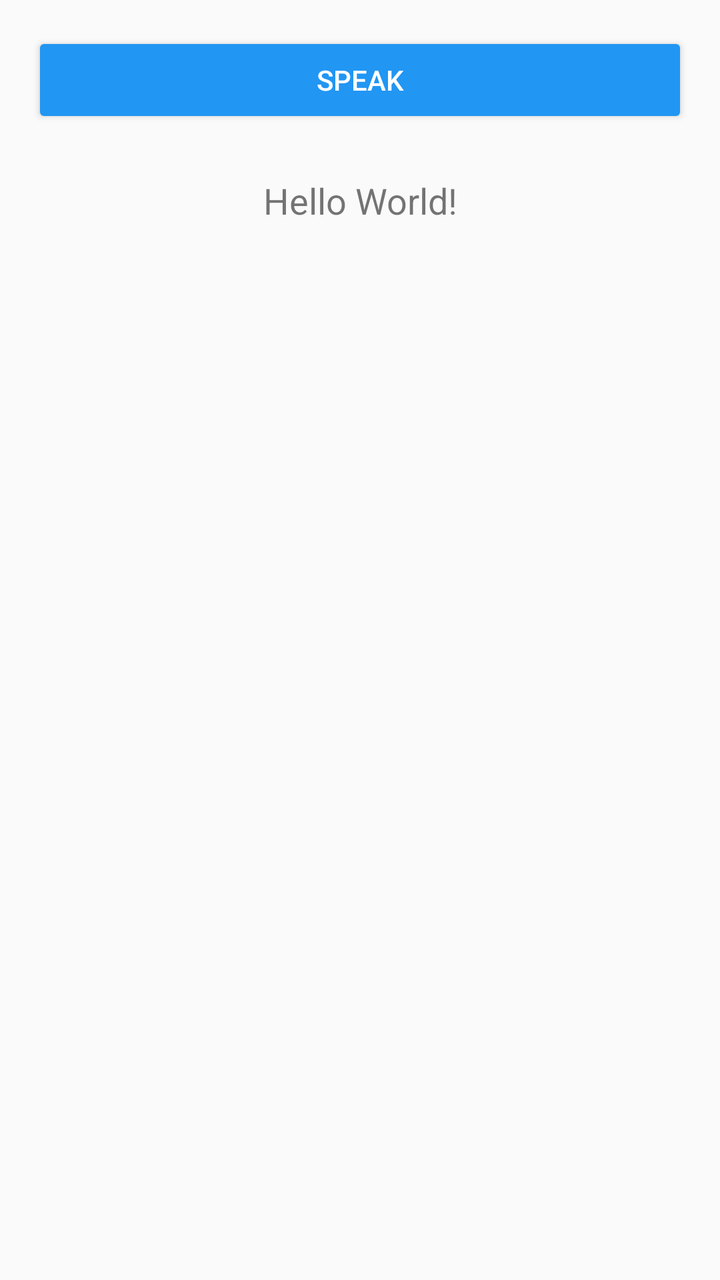
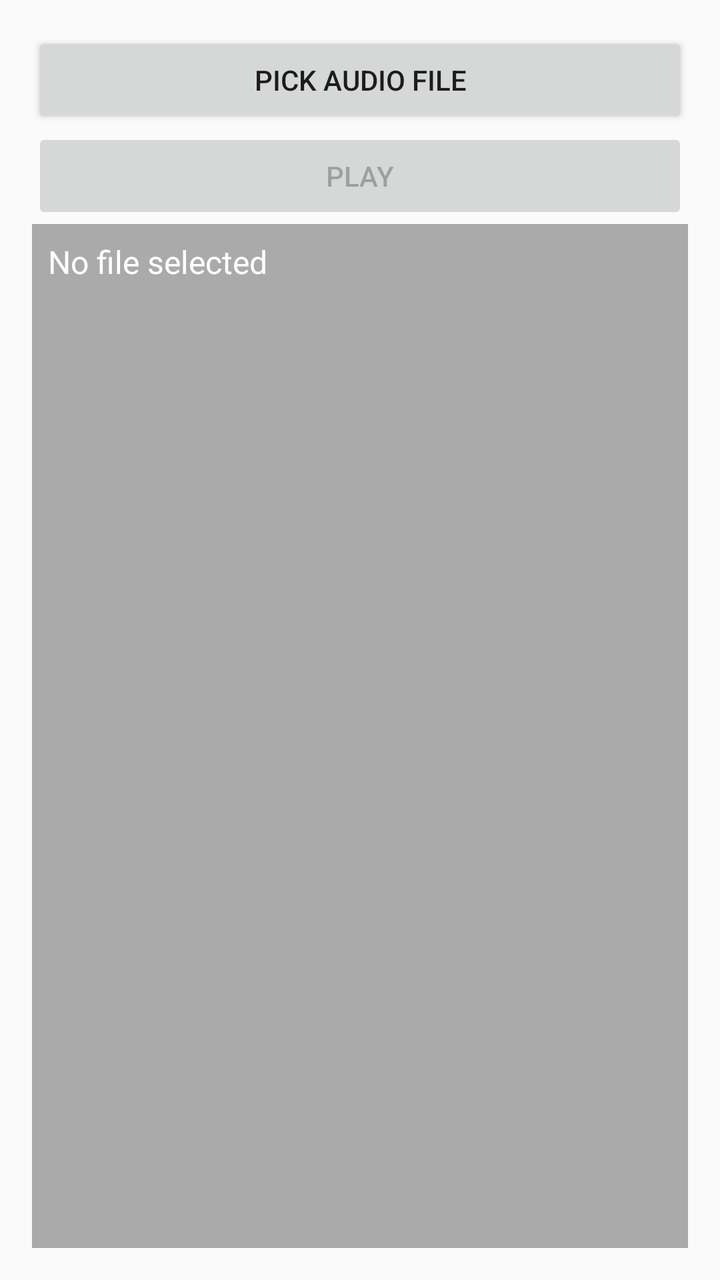

The first picture is an Android layout as it rendered before a commit; the second is the same layout after the commit. The layout source and the unified diff follow.
<!-- AndroidManifest.xml: application theme Theme.AppCompat.Light.NoActionBar -->
<!-- res/layout/activity_main.xml -->
<?xml version="1.0" encoding="utf-8"?>
<LinearLayout xmlns:android="http://schemas.android.com/apk/res/android"
    xmlns:app="http://schemas.android.com/apk/res-auto"
    xmlns:tools="http://schemas.android.com/tools"
    android:id="@+id/main_layout"
    android:layout_width="match_parent"
    android:layout_height="match_parent"
    android:orientation="vertical"
    android:padding="16dp"
    tools:context=".MainActivity">

    <Button
        android:id="@+id/speakButton"
        android:layout_width="match_parent"
        android:layout_height="wrap_content"
        android:text="Speak"
        android:backgroundTint="#2196F3"
        android:textColor="@android:color/white"
        android:layout_marginBottom="24dp"/>

    <TextView
        android:id="@+id/textView"
        android:layout_width="match_parent"
        android:layout_height="wrap_content"
        android:text="Hello World!"
        android:textSize="18sp"
        android:gravity="center"/>

</LinearLayout>
<!-- resources referenced by this layout -->
<resources>

</resources>

<!-- the commit's change to res/layout/activity_main.xml (unified diff, before → after) -->
@@ -1,8 +1,7 @@
 <?xml version="1.0" encoding="utf-8"?>
 <LinearLayout xmlns:android="http://schemas.android.com/apk/res/android"
-    xmlns:app="http://schemas.android.com/apk/res-auto"
     xmlns:tools="http://schemas.android.com/tools"
-    android:id="@+id/main_layout"
+    android:id="@+id/rootLayout"
     android:layout_width="match_parent"
     android:layout_height="match_parent"
     android:orientation="vertical"
@@ -10,20 +9,27 @@
     tools:context=".MainActivity">
 
     <Button
-        android:id="@+id/speakButton"
+        android:id="@+id/buttonPickAudio"
         android:layout_width="match_parent"
         android:layout_height="wrap_content"
-        android:text="Speak"
-        android:backgroundTint="#2196F3"
-        android:textColor="@android:color/white"
-        android:layout_marginBottom="24dp"/>
+        android:text="Pick Audio File" />
+
+    <Button
+        android:id="@+id/buttonPlay"
+        android:layout_width="match_parent"
+        android:layout_height="wrap_content"
+        android:text="Play"
+        android:enabled="false" />
 
     <TextView
-        android:id="@+id/textView"
+        android:id="@+id/textViewStatus"
         android:layout_width="match_parent"
-        android:layout_height="wrap_content"
-        android:text="Hello World!"
-        android:textSize="18sp"
-        android:gravity="center"/>
+        android:layout_height="0dp"
+        android:layout_weight="1"
+        android:background="@android:color/darker_gray"
+        android:padding="8dp"
+        android:textColor="@android:color/white"
+        android:textSize="16sp"
+        android:text="No file selected" />
 
 </LinearLayout>
